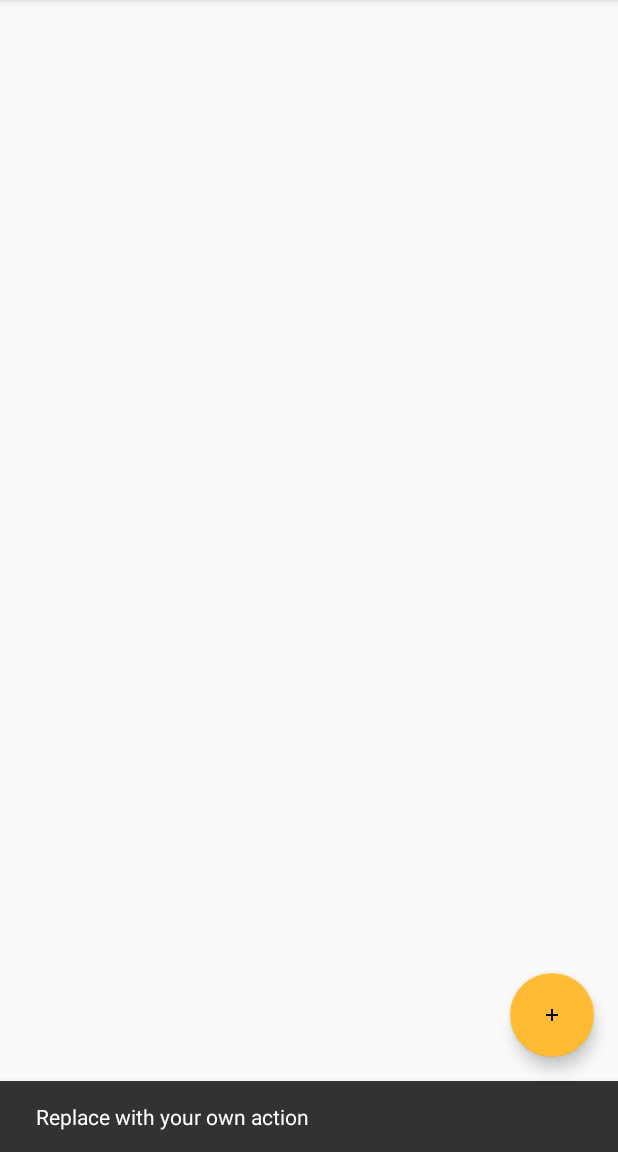
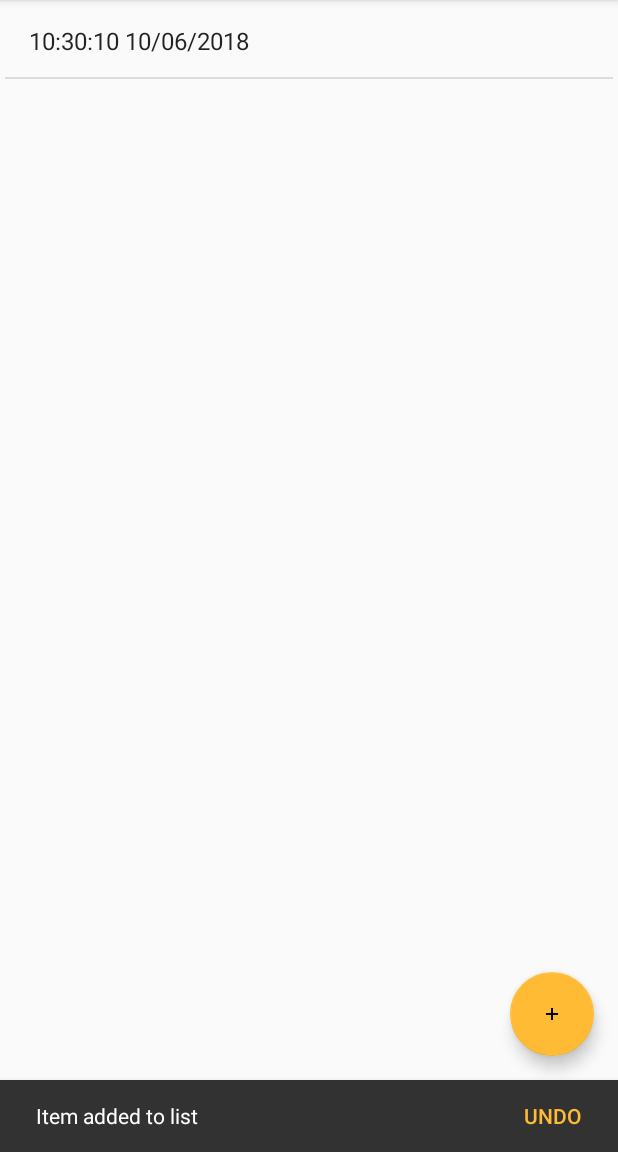
Before and after one commit to grlc0d3r/FabExample, an Android app: the screen it shows after launch (FabExampleActivity), after a tap on an icon or button, on a phone screen of 412 x 824 dp, the part 84-1236 px from its top. Run offline under Robolectric (Android 15) with nearby library versions, the phone set to English and light mode, and no system bars.

Commit message:
Final commit for Ch 35

```diff
--- a/app/src/main/java/com/ebookfrenzy/fabexample/FabExampleActivity.java
+++ b/app/src/main/java/com/ebookfrenzy/fabexample/FabExampleActivity.java
@@ -11,7 +11,11 @@ import android.view.MenuItem;
 import android.widget.ArrayAdapter;
 import android.widget.ListView;
 
+import java.text.SimpleDateFormat;
 import java.util.ArrayList;
+import java.text.SimpleDateFormat;
+import java.util.Date;
+import java.util.Locale;
 
 
 public class FabExampleActivity extends AppCompatActivity {
@@ -35,10 +39,28 @@ public class FabExampleActivity extends AppCompatActivity {
         fab.setOnClickListener(new View.OnClickListener() {
             @Override
             public void onClick(View view) {
-                Snackbar.make(view, "Replace with your own action", Snackbar.LENGTH_LONG)
-                        .setAction("Action", null).show();
+                addListItem();
+                Snackbar.make(view, "Item added to list", Snackbar.LENGTH_LONG)
+                        .setAction("Undo", undoOnClickListener).show();
             }
+
+            View.OnClickListener undoOnClickListener = new View.OnClickListener() {
+                @Override
+                public void onClick(View view) {
+                    listItems.remove(listItems.size()-1);
+                    adapter.notifyDataSetChanged();
+                    Snackbar.make(view,"Item removed", Snackbar.LENGTH_LONG).setAction("Action", null).show();
+                }
+            };
         });
+
+
+    }
+
+    private void addListItem() {
+        SimpleDateFormat dateformat = new SimpleDateFormat("HH:mm:ss MM/dd/yyyy", Locale.US);
+        listItems.add(dateformat.format(new Date()));
+        adapter.notifyDataSetChanged();
     }
 
     @Override
```
